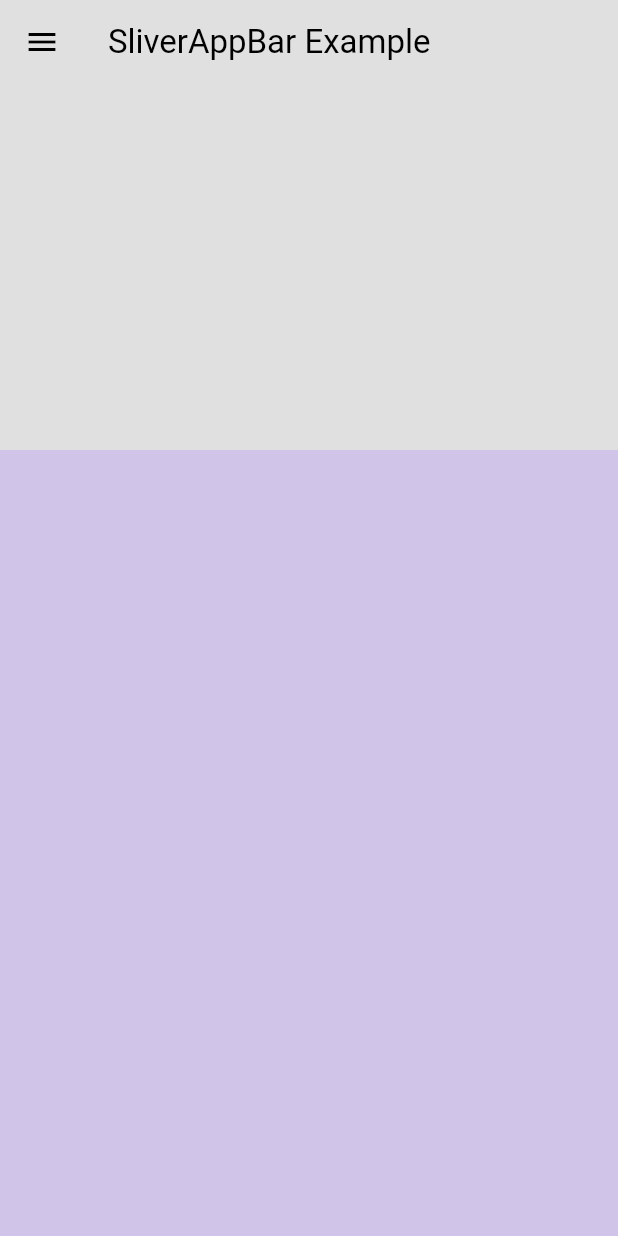
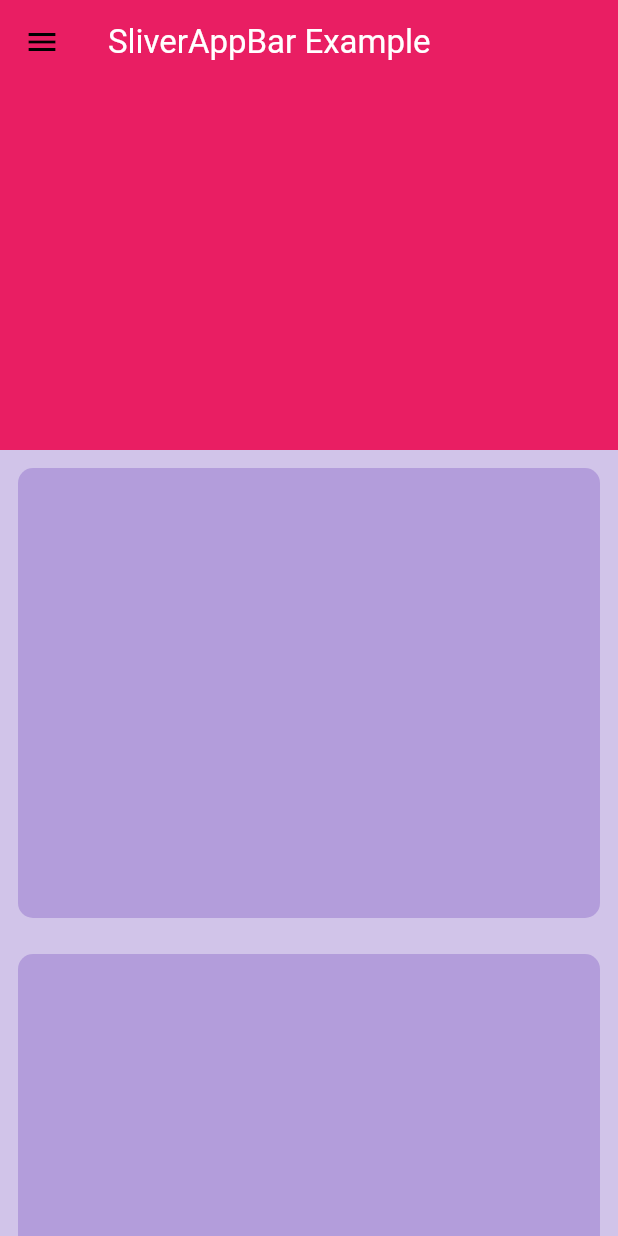
Before and after one commit to kalejaiyeoluwadara/flutter_minimal_e-commerce_app, a Flutter app: the screen it shows after launch, on a phone screen of 412 x 824 dp. Run offline on Flutter 3.47's test engine with Material 3 defaults, Android fonts, the phone set to English and light mode, and no system bars.

Commit message:
learned sliver app bar

```diff
--- a/lib/test_pages/sliver_app_bar.dart
+++ b/lib/test_pages/sliver_app_bar.dart
@@ -7,13 +7,61 @@ class CustomSliverAppBar extends StatelessWidget {
   Widget build(BuildContext context) {
     return Scaffold(
       backgroundColor: Colors.deepPurple[100],
-      body: const CustomScrollView(
+      body: CustomScrollView(
         slivers: [
           SliverAppBar(
-            leading: Icon(Icons.menu),
-            title: Text("SliverAppBar Example"),
-            expandedHeight: 300,
+              leading: const Icon(Icons.menu),
+              backgroundColor: Colors.deepPurple,
+              floating: true,
+              pinned: true,
+              title: const Text(
+                "SliverAppBar Example",
+                style: TextStyle(color: Colors.white),
+              ),
+              expandedHeight: 300,
+              flexibleSpace: FlexibleSpaceBar(
+                  background: Container(
+                color: Colors.pink,
+              ))),
+          SliverToBoxAdapter(
+            child: Padding(
+              padding: const EdgeInsets.all(12),
+              child: Container(
+                height: 300,
+                width: double.infinity,
+                decoration: BoxDecoration(
+                  borderRadius: BorderRadius.circular(10),
+                  color: Colors.deepPurple[200],
+                ),
+              ),
+            ),
           ),
+          SliverToBoxAdapter(
+            child: Padding(
+              padding: const EdgeInsets.all(12),
+              child: Container(
+                height: 300,
+                width: double.infinity,
+                decoration: BoxDecoration(
+                  borderRadius: BorderRadius.circular(10),
+                  color: Colors.deepPurple[200],
+                ),
+              ),
+            ),
+          ),
+          SliverToBoxAdapter(
+            child: Padding(
+              padding: const EdgeInsets.all(12),
+              child: Container(
+                height: 300,
+                width: double.infinity,
+                decoration: BoxDecoration(
+                  borderRadius: BorderRadius.circular(10),
+                  color: Colors.deepPurple[200],
+                ),
+              ),
+            ),
+          )
         ],
       ),
     );
```
